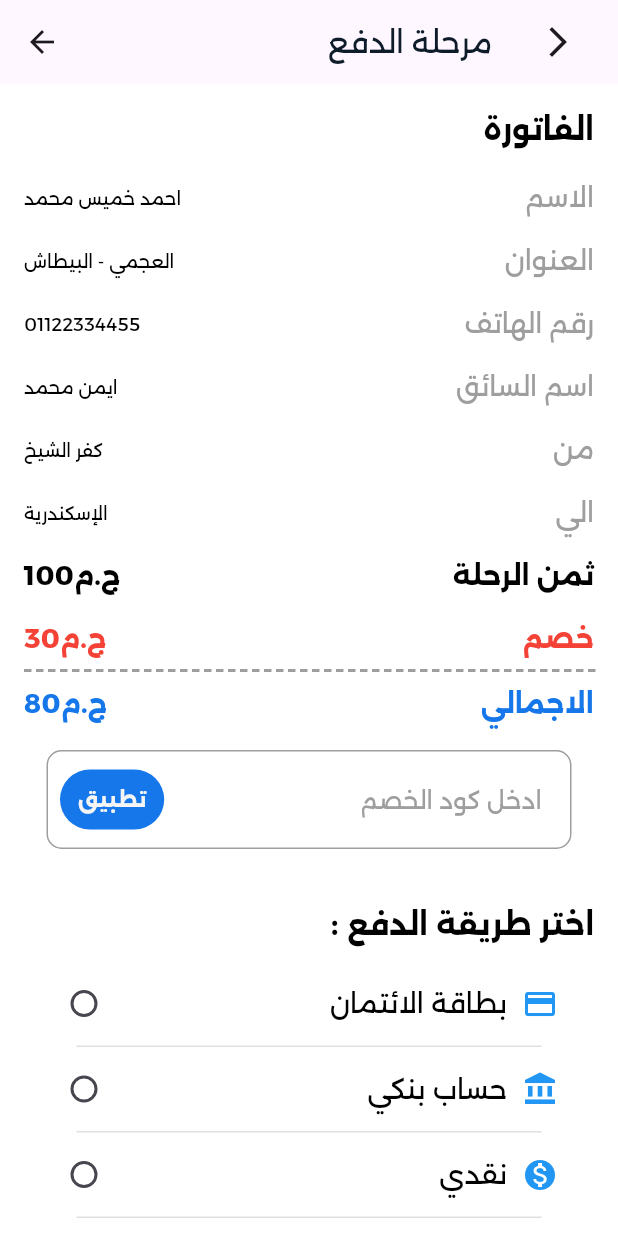
After one commit to interesta22/Tawseela-App, a Flutter app: the Paymentscreen screen opened directly, after a tap on "تطبيق", on a phone screen of 412 x 824 dp. The commit adds this screen. Run offline on Flutter 3.47's test engine with Material 3 defaults, Android fonts, the phone set to English and light mode, and no system bars; our stand-ins replace awesome_snackbar_content, dotted_line, firebase_auth, firebase_core, flutter_bloc, flutter_screenutil and 6 more; accounts and stored records are empty.

Commit message:
payment and end pages

```diff
--- a/lib/core/constants/app_colors.dart
+++ b/lib/core/constants/app_colors.dart
@@ -5,8 +5,9 @@ class AppColors {
   static const Color scondeColor = Color(0xFF0E1C2A);
   static const Color backgroundColor = Color(0xFFF5F5F5);
   static const Color thirdColor = Colors.black;
-  static const Color textColor = Color(0xFFFFFFFF)
-;
+  static const Color textColor = Color(0xFFFFFFFF);
+  static const Color greyColor = Colors.grey;
+
   // static const Color hintColor = Color(0xFF9E9E9E);
   // static const Color errorColor = Color(0xFFB00020);
 }
--- a/lib/core/constants/app_text_styles.dart
+++ b/lib/core/constants/app_text_styles.dart
@@ -116,6 +116,97 @@ class AppTextStyles {
     fontSize: 18,
     // fontWeight: FontWeight.bold,
   );
+  static const TextStyle paymentmthod = TextStyle(
+    fontSize: 18.0,
+    fontFamily: 'Alexandria',
+    fontWeight: FontWeight.normal,
+    color: AppColors.thirdColor,
+  );
+  static const TextStyle buttonTextpayment = TextStyle(
+    color: AppColors.backgroundColor,
+    fontFamily: 'Alexandria',
+    fontSize: 18,
+    // fontWeight: FontWeight.bold,
+  );
+
+  static TextStyle paymntText1 = TextStyle(
+    fontSize: 18.0,
+    fontFamily: 'Alexandria',
+    fontWeight: FontWeight.normal,
+    color: AppColors.greyColor,
+  );
+  static const TextStyle paymntText2 = TextStyle(
+    fontSize: 12.0,
+    fontFamily: 'Alexandria',
+    fontWeight: FontWeight.normal,
+    color: AppColors.thirdColor,
+  );
+  static const TextStyle titelpayment = TextStyle(
+    fontSize: 20.0,
+    fontFamily: 'Alexandria',
+    fontWeight: FontWeight.bold,
+    color: AppColors.thirdColor,
+  );
+  static const priceTrip = TextStyle(
+    fontSize: 18.0,
+    fontFamily: 'Alexandria',
+    fontWeight: FontWeight.bold,
+    color: AppColors.thirdColor,
+  );
+  static const priceValu = TextStyle(
+    fontSize: 18.0,
+    fontFamily: 'Alexandria',
+    fontWeight: FontWeight.bold,
+    color: AppColors.thirdColor,
+  );
+  static const discount = TextStyle(
+    fontSize: 18.0,
+    fontFamily: 'Alexandria',
+    fontWeight: FontWeight.bold,
+    color: Colors.red,
+  );
+  static const discountValu = TextStyle(
+    fontSize: 18.0,
+    fontFamily: 'Alexandria',
+    fontWeight: FontWeight.bold,
+    color: Colors.red,
+  );
+  static const totalPrice = TextStyle(
+    fontSize: 18.0,
+    fontFamily: 'Alexandria',
+    fontWeight: FontWeight.bold,
+    color: AppColors.primaryColor,
+  );
+  static const code = TextStyle(
+    fontSize: 14.0,
+    fontFamily: 'Alexandria',
+    fontWeight: FontWeight.bold,
+    color: AppColors.backgroundColor,
+  );
+  static var titleFildCode = TextStyle(
+    fontSize: 16.0,
+    fontFamily: 'Alexandria',
+    fontWeight: FontWeight.normal,
+    color: AppColors.greyColor,
+  );
+    static const endtext1 = TextStyle(
+    fontSize: 28.0,
+    fontFamily: 'Alexandria',
+    fontWeight: FontWeight.bold,
+    color: AppColors.primaryColor,
+  );
+  static const endtext2 = TextStyle(
+    fontSize: 20.0,
+    fontFamily: 'Alexandria',
+    fontWeight: FontWeight.w400,
+    color: AppColors.scondeColor,
+  );
+   static const endbuttom = TextStyle(
+    fontSize: 18.0,
+    fontFamily: 'Alexandria',
+    fontWeight: FontWeight.w300,
+    color: AppColors.backgroundColor,
+  );
 
   // static const TextStyle caption = TextStyle(
   //   fontSize: 12.0,
--- a/lib/core/utils/colors.dart
+++ b/lib/core/utils/colors.dart
@@ -4,4 +4,5 @@ class ColorManager {
   static const Color mainColor = Color(0xff1577EA);
   static const Color mainBlack = Color(0xff0E1C2A);
   static const Color mainWhite = Color(0xffFFFFFF);
+
 }
--- /dev/null
+++ b/lib/features/Payment/ui/screen/PaymentScreen.dart
@@ -0,0 +1,211 @@
+import 'package:flutter/material.dart';
+import 'package:tewseela_app/core/constants/app_text_styles.dart';
+import 'package:tewseela_app/features/Payment/ui/widget/CusomeAppBar.dart';
+import 'package:tewseela_app/features/Payment/ui/widget/CusomlineINpayment.dart';
+import 'package:tewseela_app/features/Payment/ui/widget/DiscountCodeField.dart';
+import 'package:tewseela_app/features/Payment/ui/widget/DividerWidget.dart';
+import 'package:tewseela_app/features/Payment/ui/widget/DoditDivider.dart';
+import 'package:tewseela_app/features/Payment/ui/widget/buttomWidget.dart';
+import 'package:tewseela_app/features/Payment/ui/widget/paymentMethod.dart';
+
+class Paymentscreen extends StatefulWidget {
+  static const String id = 'Paymentscreen';
+  const Paymentscreen({super.key});
+
+  @override
+  State<Paymentscreen> createState() => _PaymentscreenState();
+}
+
+class _PaymentscreenState extends State<Paymentscreen> {
+  String? selectedPaymentMethod; // متغير لتحديد طريقة الدفع المختارة
+
+  @override
+  Widget build(BuildContext context) {
+    return Scaffold(
+      appBar: AppBar(
+        title: const CusomAppBarPayment(),
+        titleTextStyle: AppTextStyles.AppbarTittel,
+      ),
+      body: Padding(
+        padding: const EdgeInsets.all(8.0),
+        child: ListView(
+          children: [
+            // فاتورة التفاصيل
+            Container(
+              padding: const EdgeInsets.all(8),
+              decoration: BoxDecoration(
+                borderRadius: BorderRadius.circular(10),
+                color: Colors.white,
+              ),
+              child: Column(
+                children: [
+                   Row(
+                    mainAxisAlignment: MainAxisAlignment.end,
+                    children: [
+                      Text(
+                        'الفاتورة',
+                        style: AppTextStyles.titelpayment,
+                      ),
+                    ],
+                  ),
+                  const SizedBox(height: 10),
+                  const CusomlineINpayment(
+                    textName: 'الاسم',
+                    textValue: 'احمد خميس محمد',
+                  ),
+                  const CusomlineINpayment(
+                    textName: 'العنوان',
+                    textValue: 'العجمي - البيطاش',
+                  ),
+                  const CusomlineINpayment(
+                    textName: 'رقم الهاتف',
+                    textValue: '01122334455',
+                  ),
+                  const CusomlineINpayment(
+                    textName: 'اسم السائق',
+                    textValue: 'ايمن محمد',
+                  ),
+                  const CusomlineINpayment(
+                    textName: 'من',
+                    textValue: 'كفر الشيخ',
+                  ),
+                  const CusomlineINpayment(
+                    textName: 'الي',
+                    textValue: 'الإسكندرية',
+                  ),
+                   Padding(
+                    padding: const EdgeInsets.symmetric(vertical: 8),
+                    child: Row(
+                      mainAxisAlignment: MainAxisAlignment.spaceBetween,
+                      children: [
+                        Text(
+                          'ج.م100',
+                          style: AppTextStyles.priceValu,
+                        ),
+                        Text(
+                          'ثمن الرحلة',
+                          style: AppTextStyles.priceTrip,
+                        ),
+                      ],
+                    ),
+                  ),
+                   Padding(
+                    padding: const EdgeInsets.symmetric(vertical: 8),
+                    child: Row(
+                      mainAxisAlignment: MainAxisAlignment.spaceBetween,
+                      children: [
+                        Text(
+                          'ج.م30',
+                          style: AppTextStyles.discountValu,
+                        ),
+                        Text(
+                          'خصم',
+                          style: AppTextStyles.discount,
+                        ),
+                      ],
+                    ),
+                  ),
+                  CustomPaint(
+                    painter: DashedLinePainter(),
+                    size: const Size(double.infinity, 1),
+                  ),
+                   Padding(
+                    padding:const EdgeInsets.symmetric(vertical: 8),
+                    child: Row(
+                      mainAxisAlignment: MainAxisAlignment.spaceBetween,
+                      children: [
+                        Text(
+                          'ج.م80',
+                          style: AppTextStyles.totalPrice,
+                        ),
+                        Text(
+                          'الاجمالي',
+                          style: AppTextStyles.totalPrice,
+                        ),
+                      ],
+                    ),
+                  ),
+                  const DiscountCodeField(),
+                ],
+              ),
+            ),
+
+            const SizedBox(height: 20),
+
+            // طرق الدفع
+            Container(
+              padding: const EdgeInsets.all(8),
+              decoration: BoxDecoration(
+                borderRadius: BorderRadius.circular(10),
+                // color: Colors.white,
+              ),
+              child: Column(
+                crossAxisAlignment: CrossAxisAlignment.end,
+                children: [
+                   Text(
+                    ': اختر طريقة الدفع',
+                    style: AppTextStyles.titelpayment,
+                  ),
+                  const SizedBox(height: 10),
+                  ListTile(
+                    // iconColor: Colors.blue,
+                    title: const paymentMethod(
+                      title: 'بطاقة الائتمان',
+                      icon: Icons.credit_card,
+                    ),
+                    leading: Radio<String>(
+                      value: 'بطاقة الائتمان',
+                      groupValue: selectedPaymentMethod,
+                      onChanged: (value) {
+                        setState(() {
+                          selectedPaymentMethod = value;
+                        });
+                      },
+                    ),
+                  ),
+                  const DividerWidget(),
+                  ListTile(
+                    title: const paymentMethod(
+                      title: 'حساب بنكي',
+                      icon: Icons.account_balance,
+                    ),
+                    leading: Radio<String>(
+                      value: 'حساب بنكي',
+                      groupValue: selectedPaymentMethod,
+                      onChanged: (value) {
+                        setState(() {
+                          selectedPaymentMethod = value;
+                        });
+                      },
+                    ),
+                  ),
+                  const DividerWidget(),
+                  ListTile(
+                    title: const paymentMethod(
+                      title: 'نقدي',
+                      icon: Icons.monetization_on,
+                    ),
+                    leading: Radio<String>(
+                      value: 'نقدي',
+                      groupValue: selectedPaymentMethod,
+                      onChanged: (value) {
+                        setState(() {
+                          selectedPaymentMethod = value;
+                        });
+                      },
+                    ),
+                  ),
+                  const DividerWidget(),
+                ],
+              ),
+            ),
+
+            const SizedBox(height: 20),
+
+            buttomWidget(selectedPaymentMethod: selectedPaymentMethod),
+          ],
+        ),
+      ),
+    );
+  }
+}
--- /dev/null
+++ b/lib/features/Payment/ui/widget/CusomeAppBar.dart
@@ -0,0 +1,28 @@
+import 'package:flutter/material.dart';
+
+class CusomAppBarPayment extends StatelessWidget {
+  const CusomAppBarPayment({
+    super.key,
+  });
+
+  @override
+  Widget build(BuildContext context) {
+    return Row(
+      mainAxisAlignment: MainAxisAlignment.end,
+      children: [
+        const Text('مرحلة الدفع'),
+        const SizedBox(
+          width: 20,
+        ),
+        IconButton(
+          onPressed: () {
+            // Navigator.pop(context);
+          },
+          icon: const Icon(
+            Icons.arrow_forward_ios,
+          ),
+        ),
+      ],
+    );
+  }
+}
--- /dev/null
+++ b/lib/features/Payment/ui/widget/CusomlineINpayment.dart
@@ -0,0 +1,32 @@
+import 'package:flutter/material.dart';
+import 'package:tewseela_app/core/constants/app_text_styles.dart';
+
+class CusomlineINpayment extends StatelessWidget {
+  final String? textName;
+  final String? textValue;
+  const CusomlineINpayment({
+    super.key,
+    required this.textName,
+    required this.textValue,
+  });
+
+  @override
+  Widget build(BuildContext context) {
+    return Padding(
+      padding: const EdgeInsets.symmetric(vertical: 8.0),
+      child: Row(
+        mainAxisAlignment: MainAxisAlignment.spaceBetween,
+        children: [
+          Text(
+            textValue!,
+            style: AppTextStyles.paymntText2,
+          ),
+          Text(
+            textName!,
+            style: AppTextStyles.paymntText1,
+          ),
+        ],
+      ),
+    );
+  }
+}
--- /dev/null
+++ b/lib/features/Payment/ui/widget/DiscountCodeField.dart
@@ -0,0 +1,76 @@
+import 'package:flutter/material.dart';
+import 'package:tewseela_app/core/constants/app_colors.dart';
+import 'package:tewseela_app/core/constants/app_text_styles.dart';
+
+
+class DiscountCodeField extends StatefulWidget {
+  const DiscountCodeField({super.key});
+
+  @override
+  // ignore: library_private_types_in_public_api
+  _DiscountCodeFieldState createState() => _DiscountCodeFieldState();
+}
+
+class _DiscountCodeFieldState extends State<DiscountCodeField> {
+  final TextEditingController _controller = TextEditingController();
+  bool _isEmpty = false;
+
+  @override
+  Widget build(BuildContext context) {
+    return Padding(
+      padding: const EdgeInsets.only(top: 10.0),
+      child: Container(
+        width: 350,
+        padding: const EdgeInsets.all(8),
+        decoration: BoxDecoration(
+          border:
+              Border.all(color: _isEmpty ? Colors.red : AppColors.greyColor),
+          borderRadius: BorderRadius.circular(10),
+        ),
+        child: Row(
+          mainAxisAlignment: MainAxisAlignment.spaceBetween,
+          children: [
+            TextButton(
+              style: TextButton.styleFrom(
+                backgroundColor: AppColors.primaryColor,
+              ),
+              onPressed: () {},
+              child: const Text(
+                'تطبيق',
+                style: AppTextStyles.code,
+              ),
+            ),
+            // const SizedBox(width: 10),
+            const Spacer(),
+            Expanded(
+              child: TextField(
+                controller: _controller,
+                decoration:  InputDecoration(
+                  hintText: 'ادخل كود الخصم',
+                  hintStyle: AppTextStyles.titleFildCode,
+                  border: InputBorder.none,
+                ),
+                onChanged: (value) {
+                  setState(() {
+                    _isEmpty = value.isEmpty;
+                  });
+                },
+                onEditingComplete: () {
+                  setState(() {
+                    _isEmpty = _controller.text.isEmpty;
+                  });
+                },
+              ),
+            ),
+          ],
+        ),
+      ),
+    );
+  }
+
+  @override
+  void dispose() {
+    _controller.dispose();
+    super.dispose();
+  }
+}
--- /dev/null
+++ b/lib/features/Payment/ui/widget/DividerWidget.dart
@@ -0,0 +1,18 @@
+import 'package:flutter/material.dart';
+
+class DividerWidget extends StatelessWidget {
+  const DividerWidget({
+    super.key,
+  });
+
+  @override
+  Widget build(BuildContext context) {
+    return Divider(
+      color: Colors.grey[300],
+      height: 1,
+      thickness: 1,
+      indent: 35,
+      endIndent: 35,
+    );
+  }
+}
--- /dev/null
+++ b/lib/features/Payment/ui/widget/DoditDivider.dart
@@ -0,0 +1,33 @@
+import 'package:flutter/material.dart';
+
+class DashedDivider extends StatelessWidget {
+  const DashedDivider({super.key});
+
+  @override
+  Widget build(BuildContext context) {
+    return CustomPaint(
+      size: const Size(double.infinity, 1),
+      painter: DashedLinePainter(),
+    );
+  }
+}
+
+class DashedLinePainter extends CustomPainter {
+  @override
+  void paint(Canvas canvas, Size size) {
+    var paint = Paint()
+      ..color = Colors.grey
+      ..strokeWidth = 2
+      ..style = PaintingStyle.stroke;
+
+    double dashWidth = 5, dashSpace = 3, startX = 0;
+
+    while (startX < size.width) {
+      canvas.drawLine(Offset(startX, 0), Offset(startX + dashWidth, 0), paint);
+      startX += dashWidth + dashSpace;
+    }
+  }
+
+  @override
+  bool shouldRepaint(CustomPainter oldDelegate) => false;
+}
--- /dev/null
+++ b/lib/features/Payment/ui/widget/buttomWidget.dart
@@ -0,0 +1,48 @@
+// ignore: camel_case_types
+import 'package:flutter/material.dart';
+import 'package:tewseela_app/core/constants/app_colors.dart';
+import 'package:tewseela_app/core/constants/app_text_styles.dart';
+import 'package:tewseela_app/core/constants/snackbar.dart';
+// import 'package:tawssela2_app/core/utils/custom_snackbar.dart'; // استدعاء CustomSnackBar
+
+// ignore: camel_case_types
+class buttomWidget extends StatelessWidget {
+  const buttomWidget({
+    super.key,
+    required this.selectedPaymentMethod,
+  });
+
+  final String? selectedPaymentMethod;
+
+  @override
+  Widget build(BuildContext context) {
+    return Center(
+      child: ElevatedButton(
+        style: ElevatedButton.styleFrom(
+          minimumSize: const Size(300, 50),
+          backgroundColor: AppColors.primaryColor,
+          shape: RoundedRectangleBorder(
+            borderRadius: BorderRadius.circular(10),
+          ),
+        ),
+        onPressed: () {
+          if (selectedPaymentMethod != null) {
+            ScaffoldMessenger.of(context).showSnackBar(
+              CustomSnackBar.build(
+                'تم اختيار طريقة الدفع: $selectedPaymentMethod',
+              ),
+            );
+          } else {
+            ScaffoldMessenger.of(context).showSnackBar(
+              CustomSnackBar.build('يرجى اختيار طريقة دفع!'),
+            );
+          }
+        },
+        child: const Text(
+          'تأكيد الدفع',
+          style: AppTextStyles.buttonTextpayment,
+        ),
+      ),
+    );
+  }
+}
--- /dev/null
+++ b/lib/features/Payment/ui/widget/paymentMethod.dart
@@ -0,0 +1,34 @@
+// ignore: camel_case_types
+import 'package:flutter/material.dart';
+import 'package:tewseela_app/core/constants/app_text_styles.dart';
+
+// ignore: camel_case_types
+class paymentMethod extends StatelessWidget {
+  final String title;
+  final IconData icon;
+  const paymentMethod({
+    super.key,
+    required this.title,
+    required this.icon,
+  });
+
+  @override
+  Widget build(BuildContext context) {
+    return Row(
+      mainAxisAlignment: MainAxisAlignment.end,
+      children: [
+        Text(
+          title,
+          // 'بطاقة الائتمان',
+          style: AppTextStyles.paymentmthod,
+        ),
+        const SizedBox(width: 10),
+        Icon(
+          icon,
+          // Icons.credit_card,
+          color: Colors.blue,
+        ),
+      ],
+    );
+  }
+}
--- /dev/null
+++ b/lib/features/end/ui/screen/EndPag.dart
@@ -0,0 +1,49 @@
+import 'package:flutter/material.dart';
+import 'package:tewseela_app/core/constants/app_colors.dart';
+import 'package:tewseela_app/core/constants/app_text_styles.dart';
+
+
+class Endpag extends StatelessWidget {
+  static String id = '/Endpag';
+  const Endpag({super.key});
+
+  @override
+  Widget build(BuildContext context) {
+    return Scaffold(
+      body: Column(
+        // mainAxisAlignment: MainAxisAlignment.center,
+        children: [
+          const SizedBox(height: 100),
+          Center(
+            child: Image.asset('assets/images/Illustration 2.png'),
+          ),
+          const SizedBox(height: 50),
+          const Text(
+            'تم الحجز بنجاح',
+            style: AppTextStyles.endtext1,
+          ),
+          const SizedBox(height: 20),
+          const Text(
+            'وسائقنا في الطريق',
+            style: AppTextStyles.endtext2,
+          ),
+          const SizedBox(height: 20),
+          ElevatedButton(
+            style: ElevatedButton.styleFrom(
+              minimumSize: const Size(300, 50),
+              backgroundColor: AppColors.primaryColor,
+              shape: RoundedRectangleBorder(
+                borderRadius: BorderRadius.circular(10),
+              ),
+            ),
+            onPressed: () {},
+            child: const Text(
+              'انهاء',
+              style: AppTextStyles.endbuttom,
+            ),
+          )
+        ],
+      ),
+    );
+  }
+}
```
Also changed, not shown: assets/images/Illustration 2.png (added).
